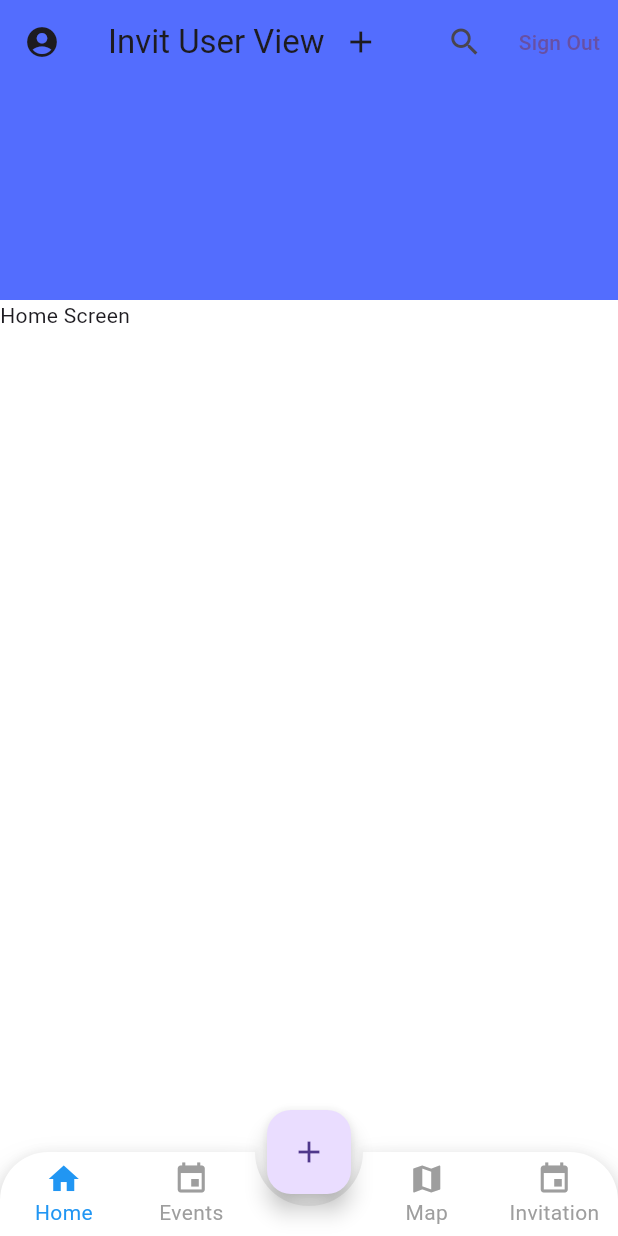
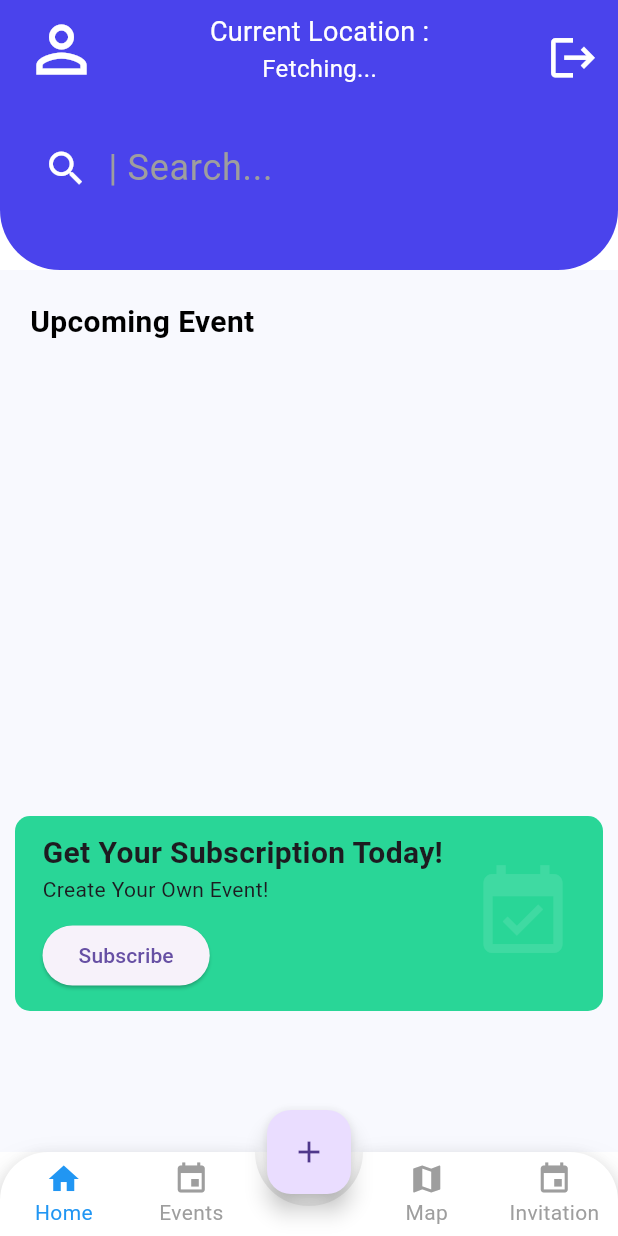
Before and after one commit to GaafarDev/Event-Invitation-App-Invit-, a Flutter app: the screen it shows once a user with an empty profile is signed in, on a phone screen of 412 x 824 dp. Run offline on Flutter 3.47's test engine with Material 3 defaults, Android fonts, the phone set to English and light mode, and no system bars; drawn by our look-alikes of animated_bottom_navigation_bar; our stand-ins replace cloud_firestore, firebase_auth, firebase_core; accounts and stored records are empty.

Commit message:
User Home Page

```diff
--- a/lib/features/home/home_screen.dart
+++ b/lib/features/home/home_screen.dart
@@ -5,12 +5,14 @@ import 'package:cloud_firestore/cloud_firestore.dart';
 import 'package:invit/features/auth/login_screen.dart';
 import 'package:invit/features/events/create_event_screen.dart';
 import 'package:invit/features/events/view_organizer_event.dart';
+import 'package:invit/features/home/home_screen_cont.dart';
 import 'package:invit/features/home/home_screen_org.dart';
 import 'package:invit/features/invitations/view_invitations.dart';
 import 'package:invit/features/profile/profile_screen.dart';
 import 'package:invit/shared/components/custom_navigationbar.dart';
 import 'package:invit/features/subscription/getSubscription.dart';
 import 'package:invit/shared/constants/assets_strings.dart';
+import 'package:invit/shared/constants/colors.dart';
 
 class HomePage extends StatefulWidget {
   const HomePage({Key? key}) : super(key: key);
@@ -23,8 +25,10 @@ class _HomePageState extends State<HomePage> {
   final FirebaseAuth _auth = FirebaseAuth.instance;
   int _currentIndex = 0;
   String searchString = '';
+  String _location = 'Fetching...';
   final List<Widget> _children = [
-    Text('Home Screen'), // Replace with your actual saved screen widget
+    // Text('Home Screen'), // Replace with your actual saved screen widget
+    HomePageContent(),
     Text('User Event View'),
     // OrganizerViewEventScreen(),
     Text('Map'), // Replace with your actual saved screen widget
@@ -71,31 +75,24 @@ class _HomePageState extends State<HomePage> {
   Widget build(BuildContext context) {
     return Scaffold(
       appBar: PreferredSize(
-        preferredSize: Size.fromHeight(200.0),
-        child: Container(
-          decoration: BoxDecoration(
-            borderRadius: BorderRadius.vertical(
-              bottom: Radius.circular(40),
-            ),
+  preferredSize: Size.fromHeight(180.0),
+  child: ClipRRect(
+    borderRadius: BorderRadius.only(
+      bottomLeft: Radius.circular(40),
+      bottomRight: Radius.circular(40),
     ),
     child: AppBar(
-            backgroundColor: Colors.indigoAccent,
-            title: Row(
+      backgroundColor: button1,
+      flexibleSpace: SafeArea(
+        child: Column(
           children: [
-                Text('Invit User View'),
-                IconButton(
-                  icon: Icon(Icons.add),
-                  onPressed: () {
-                    Navigator.pushReplacement(
-                      context,
-                      MaterialPageRoute(builder: (context) => HomePageOrg()),
-                    );
-                  },
-                ),
-              ],
-            ),
-            leading: IconButton(
-              icon: Icon(Icons.account_circle),
+            Row(
+              mainAxisAlignment: MainAxisAlignment.spaceBetween,
+              children: [
+                Padding(
+                      padding: EdgeInsets.only(left: 8.0), // Add space to the left side
+                      child: IconButton(
+                        icon: Icon(Icons.person_outline, size: 50, color: Colors.white),
                         onPressed: () {
                           Navigator.push(
                             context,
@@ -103,18 +100,60 @@ class _HomePageState extends State<HomePage> {
                           );
                         },
                       ),
-            actions: <Widget>[
-              IconButton(
-                icon: Icon(Icons.search),
-                onPressed: () {
-                  // Your search dialog here
-                },
                     ),
-              TextButton(
-                child: Text('Sign Out'),
-                onPressed: _signOut,
+
+             Column(
+                  crossAxisAlignment: CrossAxisAlignment.center, // Align the text to the start
+                  children: <Widget>[
+                    Text(
+                      'Current Location :',
+                      style: TextStyle(color: Colors.white, fontSize: 18),
+                    ),
+                    Text(
+                _location,
+                style: TextStyle(color: Colors.white, fontSize: 16),
               ),
                   ],
+                ),
+
+                //Button to access Organiser Page
+                // IconButton(
+                //   icon: Icon(Icons.add),
+                //   onPressed: () {
+                //     Navigator.pushReplacement(
+                //       context,
+                //       MaterialPageRoute(builder: (context) => HomePageOrg()),
+                //     );
+                //   },
+                // ),
+
+             Container(
+                    width: 60.0, // Set the width as needed
+                    height: 40.0, // Set the height as needed
+                    child: TextButton(
+                      style: TextButton.styleFrom(
+                      ),
+                      onPressed: _signOut,
+                      child: Icon(Icons.logout, color: Colors.white , size: 35,),
+                    ),
+                  ),
+              ],
+            ),
+              Padding(
+            padding: const EdgeInsets.all(20.0),
+            child: TextField(
+              decoration: InputDecoration(
+                hintText: "| Search...",
+                hintStyle: TextStyle(color: Colors.grey, fontSize: 24),
+                prefixIcon: Icon(Icons.search, color: Colors.white, size: 30),
+
+             border: InputBorder.none,
+              ),
+            ),
+          ),
+          ],
+        ),
+      ),
     ),
   ),
 ),
--- /dev/null
+++ b/lib/features/home/home_screen_cont.dart
@@ -0,0 +1,202 @@
+import 'package:cloud_firestore/cloud_firestore.dart';
+import 'package:firebase_auth/firebase_auth.dart';
+import 'package:flutter/material.dart';
+import 'package:intl/intl.dart';
+import 'package:invit/features/subscription/getSubscription.dart';
+import 'package:invit/shared/constants/assets_strings.dart';
+import 'package:invit/shared/constants/colors.dart';
+
+
+class HomePageContent extends StatelessWidget {
+  final User? user = FirebaseAuth.instance.currentUser;
+
+
+Future<List<DocumentSnapshot>> getUserEvents() async {
+  QuerySnapshot eventSnapshot = await FirebaseFirestore.instance
+      .collection('events')
+      .where('type', isEqualTo: 'public')
+      .get();
+
+  List<DocumentSnapshot> futureEvents = eventSnapshot.docs.where((doc) {
+    Timestamp timestamp = doc['start_date'];
+    DateTime startDate = timestamp.toDate();
+    return startDate.isAfter(DateTime.now());
+  }).toList();
+
+  return futureEvents;
+}
+
+  @override
+  Widget build(BuildContext context) {
+    return FutureBuilder(
+      future: getUserEvents(),
+      builder: (context, snapshot) {
+        if (snapshot.connectionState == ConnectionState.waiting) {
+          return Center(child: CircularProgressIndicator());
+        } else if (snapshot.hasError) {
+          return Text('Error: ${snapshot.error}');
+        } else {
+        return Container(
+          height: MediaQuery.of(context).size.height,
+        color: neutralLight4,
+  child: Column(
+    crossAxisAlignment: CrossAxisAlignment.start,
+    children: [
+      Padding(
+        padding: const EdgeInsets.only(left: 20, top: 20, bottom: 20),
+        child: Text(
+          'Upcoming Event',
+          style: TextStyle(
+            color: Colors.black,
+            fontSize: 20,
+            fontWeight: FontWeight.w600,
+          ),
+        ),
+      ),
+      SizedBox(
+        height: 255, // adjust height as needed
+        child: ListView.separated(
+          padding: EdgeInsets.only(left: 15, right: 15, bottom: 5),
+          scrollDirection: Axis.horizontal,
+          itemCount: snapshot.data!.length,
+          itemBuilder: (context, index) {
+            return Container(
+  width: 237,
+  height: 500, // adjust width as needed
+  decoration: BoxDecoration(
+    color: Colors.white,
+    borderRadius: BorderRadius.circular(20), // adjust radius as needed
+    boxShadow: [
+      BoxShadow(
+        color: Colors.grey.withOpacity(0.3),
+        spreadRadius: 2,
+        blurRadius: 3,
+        offset: Offset(0, 3), // changes position of shadow
+      ),
+    ],
+  ),
+  padding: EdgeInsets.only(top:20, left: 20, right: 20, bottom: 0),
+  child: Column(
+    children: [
+     Stack(
+  children: [
+    ClipRRect(
+      borderRadius: BorderRadius.circular(20), // adjust radius as needed
+      child: Image.asset(
+        DefaultImage,
+        width: 200,
+        height: 150,
+        fit: BoxFit.cover,
+      ),
+    ),
+    Positioned(
+      top: 10, // adjust as needed
+      left: 10, // adjust as needed
+      child: Container(
+        padding: EdgeInsets.all(5),
+        decoration: BoxDecoration(
+          color: Colors.orange.withOpacity(0.5),
+          borderRadius: BorderRadius.circular(10), // adjust radius as needed
+        ),
+        child: Text(
+          DateFormat('dd/MM').format(snapshot.data?[index]['start_date'].toDate()),
+          style: TextStyle(fontSize: 15),
+        ),
+      ),
+    ),
+  ],
+),
+      SizedBox(height: 20),
+      Row(
+        mainAxisAlignment: MainAxisAlignment.spaceBetween,
+        children: [
+          Flexible(
+      child: Column(
+        crossAxisAlignment: CrossAxisAlignment.start,
+        children: [
+          Text(
+            snapshot.data?[index]['name'],
+            overflow: TextOverflow.ellipsis,
+            maxLines: 1,
+            style: TextStyle(fontSize:18, fontWeight: FontWeight.bold),
+          ),
+          Row(
+            children: [
+              Icon(Icons.location_pin, color: Colors.grey,), // this is the location icon
+              SizedBox(width: 5), // add some space between the icon and the text
+              Flexible(
+                child: Text(
+                  snapshot.data?[index]['venue'],
+                  overflow: TextOverflow.ellipsis,
+                  maxLines: 1,
+                ),
+              ),
+            ],
+          ),
+
+        ],
+      ),
+    ),
+
+        ],
+      ),
+
+    ],
+  ),
+
+);
+          },
+          separatorBuilder: (context, index) => SizedBox(width: 20),
+        ),
+      ),
+      SizedBox(height: 30),
+    Padding(
+      padding: EdgeInsets.all(10), // adjust as needed
+      child: Container(
+        width: double.infinity, // take full width
+        height: 130, // adjust as needed
+        decoration: BoxDecoration(
+          color: button5, // adjust color as needed
+          borderRadius: BorderRadius.circular(10), // adjust radius as needed
+        ),
+        child: Row(
+          mainAxisAlignment: MainAxisAlignment.spaceEvenly,
+          children: [
+            Column(
+              crossAxisAlignment: CrossAxisAlignment.start,
+              children: [
+                SizedBox(height: 10),
+                Text('Get Your Subscription Today!', style: TextStyle(fontSize: 20, fontWeight: FontWeight.bold)),
+                Text('Create Your Own Event!'),
+                SizedBox(height: 10),
+                ElevatedButton(
+                  onPressed: () {
+                    Navigator.push(
+                      context,
+                      MaterialPageRoute(builder: (context) => GetSubscription()),
+                    );
+                  },
+                  child: Text('Subscribe'),
+                ),
+              ],
+            ),
+            Icon(
+              Icons.event_available, // replace with your desired icon
+              size: 70, // adjust as needed
+              color: Colors.white10, // adjust color as needed
+            ),
+          ],
+        ),
+      ),
+    ),
+    ],
+  ),
+
+);
+
+        }
+
+      },
+    );
+  }
+}
--- a/lib/shared/constants/assets_strings.dart
+++ b/lib/shared/constants/assets_strings.dart
@@ -1,2 +1,3 @@
 const String Applogo = "assets/logos/Final_logo.png";
 const String SubscriptionIcon = "assets/logos/subscription.png";
+const String DefaultImage = "assets/images/default_image.png";
```
Also changed, not shown: 1 other file. Lines whose indentation alone changed are shown as unchanged.
